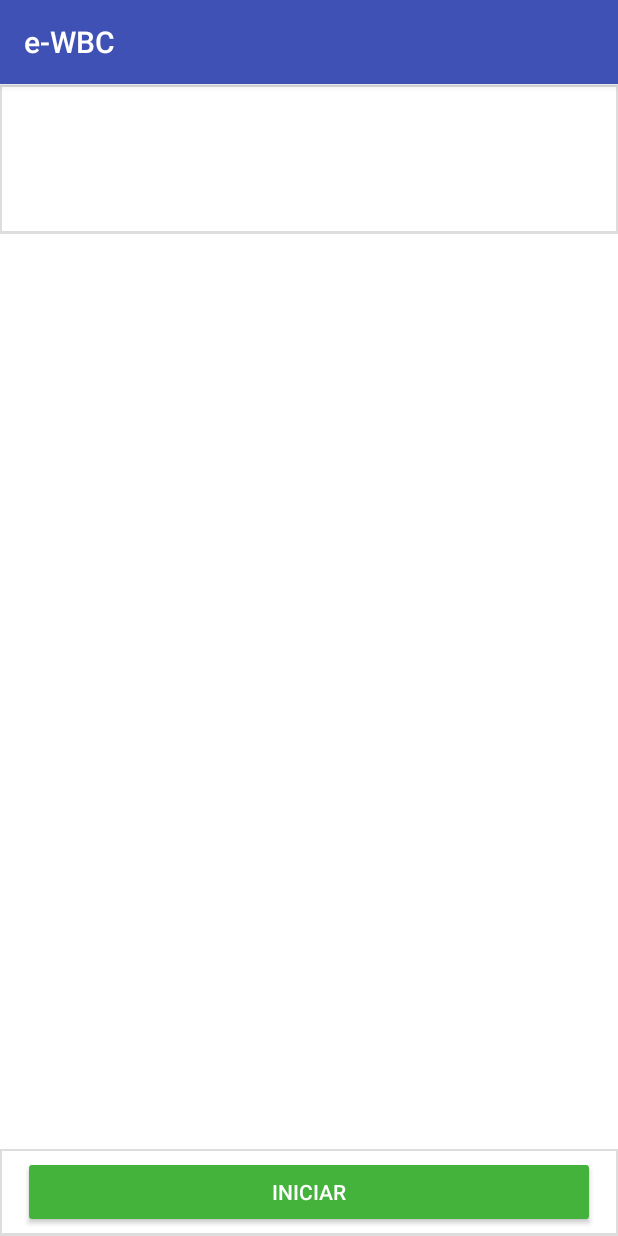
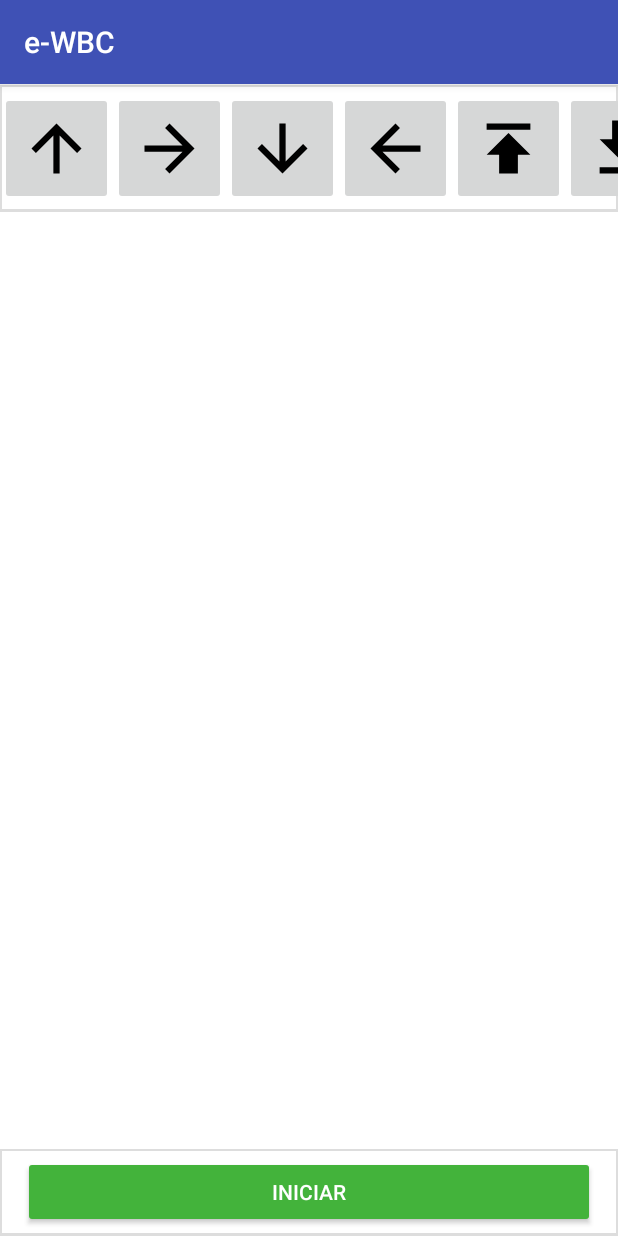
Before and after one commit to brunohpmarques/e-wbc, an Android app: the screen it shows after launch (MainActivity), on a phone screen of 412 x 824 dp. Run offline under Robolectric (Android 15) with nearby library versions, the phone set to English and light mode, and no system bars.

Commit message:
Lista de comandos

```diff
--- a/app/build.gradle
+++ b/app/build.gradle
@@ -25,5 +25,7 @@ dependencies {
         exclude group: 'com.android.support', module: 'support-annotations'
     })
     compile 'com.android.support:appcompat-v7:24.2.1'
+    compile 'com.android.support:recyclerview-v7:24.0.0'
+    compile 'com.android.support:cardview-v7:24.0.0'
     testCompile 'junit:junit:4.12'
 }
--- a/app/src/main/java/br/com/brunohpmarques/ewbc/MainActivity.java
+++ b/app/src/main/java/br/com/brunohpmarques/ewbc/MainActivity.java
@@ -1,13 +1,53 @@
 package br.com.brunohpmarques.ewbc;
 
+import android.content.Context;
 import android.support.v7.app.AppCompatActivity;
 import android.os.Bundle;
+import android.support.v7.widget.LinearLayoutManager;
+import android.support.v7.widget.RecyclerView;
+import android.util.AttributeSet;
+import android.view.LayoutInflater;
+import android.view.View;
+import android.view.ViewGroup;
+
+import java.util.ArrayList;
+import java.util.List;
+
+import br.com.brunohpmarques.ewbc.adapters.CommandOptionAdapter;
+import br.com.brunohpmarques.ewbc.models.CommandOption;
 
 public class MainActivity extends AppCompatActivity {
+
+    private List<CommandOption> commandOptionList;
+    private LinearLayoutManager layoutManager;
+    private RecyclerView horizontalList;
 
     @Override
     protected void onCreate(Bundle savedInstanceState) {
         super.onCreate(savedInstanceState);
         setContentView(R.layout.activity_main);
+
+        String commOps[] = {"Frente","Direita", "Ré","Esquerda","Sugar","Soltar"};
+        int commRes[] = {R.drawable.ic_arrow_up, R.drawable.ic_arrow_forward,
+                R.drawable.ic_arrow_down, R.drawable.ic_arrow_back, R.drawable.ic_publish,
+                R.drawable.ic_file_download};
+
+        this.commandOptionList = new ArrayList<>();
+        CommandOption commandOption;
+        for(int i =0;i<commOps.length;i++){
+            commandOption = new CommandOption(commOps[i], commRes[i]);
+            commandOptionList.add(commandOption);
+        }
+
+        // Layout
+        this.layoutManager = new LinearLayoutManager(this, LinearLayoutManager.HORIZONTAL, false);
+        this.horizontalList = (RecyclerView) findViewById(R.id.horizontalList);
+        if (commandOptionList.size() > 0 & horizontalList != null) {
+            horizontalList.setAdapter(new CommandOptionAdapter(commandOptionList));
+        }
+        horizontalList.setLayoutManager(layoutManager);
+        //
     }
+
+
 }
--- /dev/null
+++ b/app/src/main/java/br/com/brunohpmarques/ewbc/adapters/CommandOptionAdapter.java
@@ -0,0 +1,44 @@
+package br.com.brunohpmarques.ewbc.adapters;
+
+import android.support.v7.widget.RecyclerView;
+import android.view.LayoutInflater;
+import android.view.View;
+import android.view.ViewGroup;
+
+import java.util.List;
+
+import br.com.brunohpmarques.ewbc.R;
+import br.com.brunohpmarques.ewbc.holders.CommandOptionHolder;
+import br.com.brunohpmarques.ewbc.models.CommandOption;
+
+/**
+ * Created by Bruno Marques on 08/08/2017.
+ */
+
+public class CommandOptionAdapter extends RecyclerView.Adapter<CommandOptionHolder> {
+
+    private List<CommandOption> list;
+
+    public CommandOptionAdapter(List<CommandOption> Data) {
+        list = Data;
+    }
+
+    @Override
+    public CommandOptionHolder onCreateViewHolder(ViewGroup parent, int viewType) {
+        View view = LayoutInflater.from(parent.getContext())
+                .inflate(R.layout.item_command_option, parent, false);
+        CommandOptionHolder holder = new CommandOptionHolder(view);
+        return holder;
+    }
+
+    @Override
+    public void onBindViewHolder(CommandOptionHolder holder, int position) {
+        holder.commandTitle.setText(list.get(position).getTitle());
+        holder.commandImage.setImageResource(list.get(position).getResourceId());
+    }
+
+    @Override
+    public int getItemCount() {
+        return list.size();
+    }
+}
--- /dev/null
+++ b/app/src/main/java/br/com/brunohpmarques/ewbc/fragments/HorizontalListViewFragment.java
@@ -0,0 +1,8 @@
+package br.com.brunohpmarques.ewbc.fragments;
+
+/**
+ * Created by Bruno Marques on 08/08/2017.
+ */
+
+public class HorizontalListViewFragment {
+}
--- /dev/null
+++ b/app/src/main/java/br/com/brunohpmarques/ewbc/holders/CommandOptionHolder.java
@@ -0,0 +1,31 @@
+package br.com.brunohpmarques.ewbc.holders;
+
+import android.support.v7.widget.RecyclerView;
+import android.view.View;
+import android.widget.ImageButton;
+import android.widget.TextView;
+import android.widget.Toast;
+
+import br.com.brunohpmarques.ewbc.R;
+
+/**
+ * Created by Bruno Marques on 08/08/2017.
+ */
+
+public class CommandOptionHolder extends RecyclerView.ViewHolder  {
+
+    public ImageButton commandImage;
+    public TextView commandTitle;
+
+    public CommandOptionHolder(View view) {
+        super(view);
+        commandImage = (ImageButton) view.findViewById(R.id.btnAddCommOp);
+        commandTitle = (TextView) view.findViewById(R.id.lblCommOp);
+        commandImage.setOnClickListener(new View.OnClickListener() {
+            @Override
+            public void onClick(View view) {
+                Toast.makeText(view.getContext(), commandTitle.getText(), Toast.LENGTH_SHORT).show();
+            }
+        });
+    }
+}
--- /dev/null
+++ b/app/src/main/java/br/com/brunohpmarques/ewbc/models/CommandOption.java
@@ -0,0 +1,40 @@
+package br.com.brunohpmarques.ewbc.models;
+
+/**
+ * Created by Bruno Marques on 08/08/2017.
+ */
+
+public class CommandOption {
+    private String title;
+    private String code;
+    private int resourceId;
+
+    public CommandOption(String title, int resourceId) {
+        this.title = title;
+        this.resourceId = resourceId;
+    }
+
+    public String getTitle() {
+        return title;
+    }
+
+    public void setTitle(String title) {
+        this.title = title;
+    }
+
+    public int getResourceId() {
+        return resourceId;
+    }
+
+    public void setResourceId(int resourceId) {
+        this.resourceId = resourceId;
+    }
+
+    public String getCode() {
+        return code;
+    }
+
+    public void setCode(String code) {
+        this.code = code;
+    }
+}
--- /dev/null
+++ b/app/src/main/res/drawable/ic_arrow_back.xml
@@ -0,0 +1,4 @@
+<vector android:height="50dp" android:viewportHeight="24.0"
+    android:viewportWidth="24.0" android:width="50dp" xmlns:android="http://schemas.android.com/apk/res/android">
+    <path android:fillColor="#FF000000" android:pathData="M20,11H7.83l5.59,-5.59L12,4l-8,8 8,8 1.41,-1.41L7.83,13H20v-2z"/>
+</vector>
--- /dev/null
+++ b/app/src/main/res/drawable/ic_arrow_down.xml
@@ -0,0 +1,4 @@
+<vector android:height="50dp" android:viewportHeight="24.0"
+    android:viewportWidth="24.0" android:width="50dp" xmlns:android="http://schemas.android.com/apk/res/android">
+    <path android:fillColor="#010101" android:pathData="M20,12l-1.41,-1.41L13,16.17V4h-2v12.17l-5.58,-5.59L4,12l8,8 8,-8z"/>
+</vector>
--- /dev/null
+++ b/app/src/main/res/drawable/ic_arrow_forward.xml
@@ -0,0 +1,4 @@
+<vector android:height="50dp" android:viewportHeight="24.0"
+    android:viewportWidth="24.0" android:width="50dp" xmlns:android="http://schemas.android.com/apk/res/android">
+    <path android:fillColor="#FF000000" android:pathData="M12,4l-1.41,1.41L16.17,11H4v2h12.17l-5.58,5.59L12,20l8,-8z"/>
+</vector>
--- /dev/null
+++ b/app/src/main/res/drawable/ic_arrow_up.xml
@@ -0,0 +1,4 @@
+<vector android:height="50dp" android:viewportHeight="24.0"
+    android:viewportWidth="24.0" android:width="50dp" xmlns:android="http://schemas.android.com/apk/res/android">
+    <path android:fillColor="#FF000000" android:pathData="M4,12l1.41,1.41L11,7.83V20h2V7.83l5.58,5.59L20,12l-8,-8 -8,8z"/>
+</vector>
--- /dev/null
+++ b/app/src/main/res/drawable/ic_bluetooth_connected.xml
@@ -0,0 +1,4 @@
+<vector android:height="50dp" android:viewportHeight="24.0"
+    android:viewportWidth="24.0" android:width="50dp" xmlns:android="http://schemas.android.com/apk/res/android">
+    <path android:fillColor="#FF000000" android:pathData="M7,12l-2,-2 -2,2 2,2 2,-2zM17.71,7.71L12,2h-1v7.59L6.41,5 5,6.41 10.59,12 5,17.59 6.41,19 11,14.41L11,22h1l5.71,-5.71 -4.3,-4.29 4.3,-4.29zM13,5.83l1.88,1.88L13,9.59L13,5.83zM14.88,16.29L13,18.17v-3.76l1.88,1.88zM19,10l-2,2 2,2 2,-2 -2,-2z"/>
+</vector>
--- /dev/null
+++ b/app/src/main/res/drawable/ic_bluetooth_disabled.xml
@@ -0,0 +1,4 @@
+<vector android:height="50dp" android:viewportHeight="24.0"
+    android:viewportWidth="24.0" android:width="50dp" xmlns:android="http://schemas.android.com/apk/res/android">
+    <path android:fillColor="#FF000000" android:pathData="M13,5.83l1.88,1.88 -1.6,1.6 1.41,1.41 3.02,-3.02L12,2h-1v5.03l2,2v-3.2zM5.41,4L4,5.41 10.59,12 5,17.59 6.41,19 11,14.41V22h1l4.29,-4.29 2.3,2.29L20,18.59 5.41,4zM13,18.17v-3.76l1.88,1.88L13,18.17z"/>
+</vector>
--- /dev/null
+++ b/app/src/main/res/drawable/ic_file_download.xml
@@ -0,0 +1,4 @@
+<vector android:height="50dp" android:viewportHeight="24.0"
+    android:viewportWidth="24.0" android:width="50dp" xmlns:android="http://schemas.android.com/apk/res/android">
+    <path android:fillColor="#FF000000" android:pathData="M19,9h-4V3H9v6H5l7,7 7,-7zM5,18v2h14v-2H5z"/>
+</vector>
--- /dev/null
+++ b/app/src/main/res/drawable/ic_file_upload.xml
@@ -0,0 +1,4 @@
+<vector android:height="50dp" android:viewportHeight="24.0"
+    android:viewportWidth="24.0" android:width="50dp" xmlns:android="http://schemas.android.com/apk/res/android">
+    <path android:fillColor="#FF000000" android:pathData="M9,16h6v-6h4l-7,-7 -7,7h4zM5,18h14v2L5,20z"/>
+</vector>
--- /dev/null
+++ b/app/src/main/res/drawable/ic_publish.xml
@@ -0,0 +1,4 @@
+<vector android:height="50dp" android:viewportHeight="24.0"
+    android:viewportWidth="24.0" android:width="50dp" xmlns:android="http://schemas.android.com/apk/res/android">
+    <path android:fillColor="#FF000000" android:pathData="M5,4v2h14L19,4L5,4zM5,14h4v6h6v-6h4l-7,-7 -7,7z"/>
+</vector>
--- a/app/src/main/res/layout/activity_main.xml
+++ b/app/src/main/res/layout/activity_main.xml
@@ -10,16 +10,23 @@
         android:id="@+id/commLayout"
         android:orientation="horizontal"
         android:layout_width="match_parent"
-        android:layout_height="100dp"
+        android:layout_height="85dp"
         android:paddingTop="5dp"
         android:paddingBottom="5dp"
         android:background="@drawable/borderbottom_gray">
-        <ListView
-            android:id="@+id/commList"
+        <!--<ListView-->
+            <!--android:id="@+id/commList"-->
+            <!--android:layout_width="match_parent"-->
+            <!--android:layout_height="match_parent">-->
+
+        <!--</ListView>-->
+        <android.support.v7.widget.RecyclerView
             android:layout_width="match_parent"
-            android:layout_height="match_parent">
+            android:layout_height="match_parent"
+            android:orientation="horizontal"
+            android:id="@+id/horizontalList">
 
-        </ListView>
+        </android.support.v7.widget.RecyclerView>
     </RelativeLayout>
 
     <RelativeLayout
--- /dev/null
+++ b/app/src/main/res/layout/item_command_option.xml
@@ -0,0 +1,14 @@
+<?xml version="1.0" encoding="utf-8"?>
+<LinearLayout xmlns:android="http://schemas.android.com/apk/res/android"
+    android:orientation="vertical" android:layout_width="wrap_content"
+    android:layout_height="match_parent">
+    <ImageButton
+        android:id="@+id/btnAddCommOp"
+        android:layout_width="75dp"
+        android:layout_height="75dp" />
+    <TextView
+        android:id="@+id/lblCommOp"
+        android:visibility="gone"
+        android:layout_width="wrap_content"
+        android:layout_height="wrap_content" />
+</LinearLayout>
```
